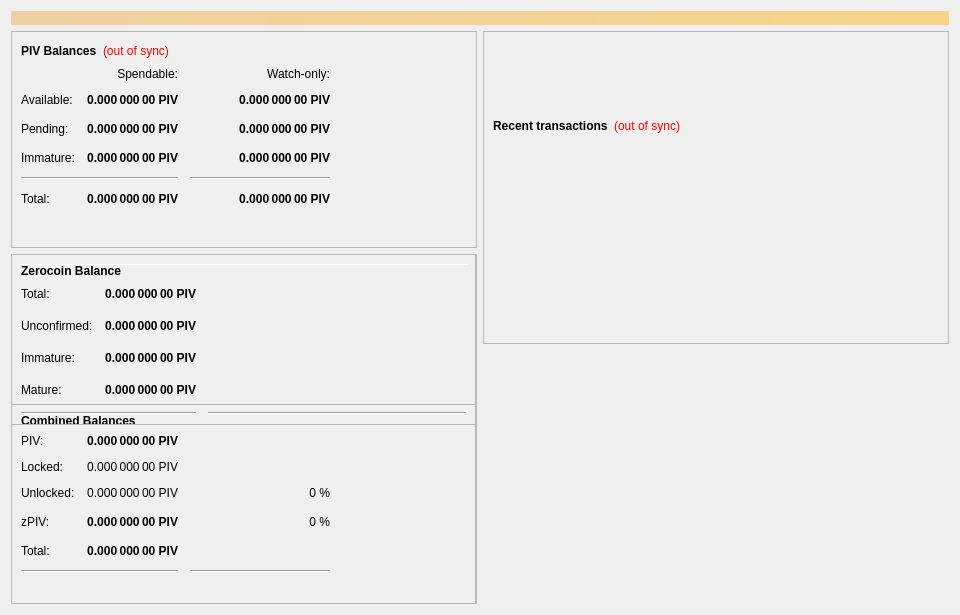
Before: the Qt Designer form src/qt/forms/overviewpage.ui in wealth-coin/TenUp, drawn with Qt 5.
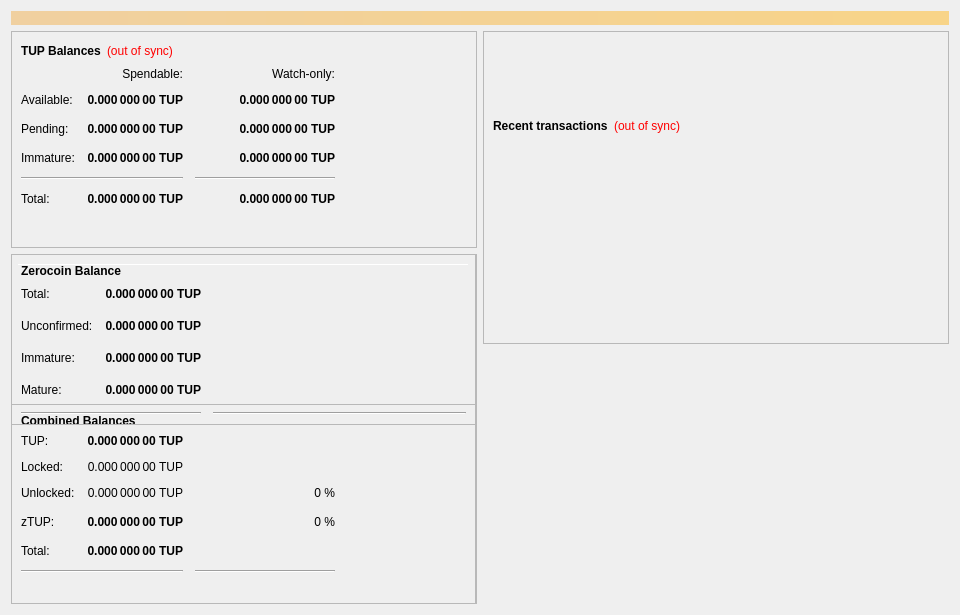
After: the same form once the commit is applied.

```diff
--- a/src/qt/forms/overviewpage.ui
+++ b/src/qt/forms/overviewpage.ui
@@ -60,7 +60,7 @@
                </font>
               </property>
               <property name="text">
-               <string>PIV Balances</string>
+               <string>TUP Balances</string>
               </property>
              </widget>
             </item>
@@ -118,7 +118,7 @@
                <string>Unconfirmed transactions to watch-only addresses</string>
               </property>
               <property name="text">
-               <string notr="true">0.000 000 00 PIV</string>
+               <string notr="true">0.000 000 00 TUP</string>
               </property>
               <property name="alignment">
                <set>Qt::AlignRight|Qt::AlignTrailing|Qt::AlignVCenter</set>
@@ -143,7 +143,7 @@
                <string>Total of transactions that have yet to be confirmed, and do not yet count toward the spendable balance</string>
               </property>
               <property name="text">
-               <string notr="true">0.000 000 00 PIV</string>
+               <string notr="true">0.000 000 00 TUP</string>
               </property>
               <property name="alignment">
                <set>Qt::AlignRight|Qt::AlignTrailing|Qt::AlignVCenter</set>
@@ -168,7 +168,7 @@
                <string>Staked or masternode rewards in watch-only addresses that has not yet matured</string>
               </property>
               <property name="text">
-               <string notr="true">0.000 000 00 PIV</string>
+               <string notr="true">0.000 000 00 TUP</string>
               </property>
               <property name="alignment">
                <set>Qt::AlignRight|Qt::AlignTrailing|Qt::AlignVCenter</set>
@@ -226,7 +226,7 @@
                <string>Staked or masternode rewards that has not yet matured</string>
               </property>
               <property name="text">
-               <string notr="true">0.000 000 00 PIV</string>
+               <string notr="true">0.000 000 00 TUP</string>
               </property>
               <property name="alignment">
                <set>Qt::AlignRight|Qt::AlignTrailing|Qt::AlignVCenter</set>
@@ -271,7 +271,7 @@
                <string>Your current total balance</string>
               </property>
               <property name="text">
-               <string notr="true">0.000 000 00 PIV</string>
+               <string notr="true">0.000 000 00 TUP</string>
               </property>
               <property name="alignment">
                <set>Qt::AlignRight|Qt::AlignTrailing|Qt::AlignVCenter</set>
@@ -296,7 +296,7 @@
                <string>Current total balance in watch-only addresses</string>
               </property>
               <property name="text">
-               <string notr="true">0.000 000 00 PIV</string>
+               <string notr="true">0.000 000 00 TUP</string>
               </property>
               <property name="alignment">
                <set>Qt::AlignRight|Qt::AlignTrailing|Qt::AlignVCenter</set>
@@ -338,7 +338,7 @@
                <string>Your current spendable balance</string>
               </property>
               <property name="text">
-               <string notr="true">0.000 000 00 PIV</string>
+               <string notr="true">0.000 000 00 TUP</string>
               </property>
               <property name="alignment">
                <set>Qt::AlignRight|Qt::AlignTrailing|Qt::AlignVCenter</set>
@@ -363,7 +363,7 @@
                <string>Your current balance in watch-only addresses</string>
               </property>
               <property name="text">
-               <string notr="true">0.000 000 00 PIV</string>
+               <string notr="true">0.000 000 00 TUP</string>
               </property>
               <property name="alignment">
                <set>Qt::AlignRight|Qt::AlignTrailing|Qt::AlignVCenter</set>
@@ -963,7 +963,7 @@
                 <string>Total of transactions that have yet to be confirmed, and do not yet count toward the spendable balance</string>
                </property>
                <property name="text">
-                <string notr="true">0.000 000 00 PIV</string>
+                <string notr="true">0.000 000 00 TUP</string>
                </property>
                <property name="alignment">
                 <set>Qt::AlignRight|Qt::AlignTrailing|Qt::AlignVCenter</set>
@@ -988,7 +988,7 @@
                 <string>Total Balance, including unconfirmed and immature coins.</string>
                </property>
                <property name="text">
-                <string notr="true">0.000 000 00 PIV</string>
+                <string notr="true">0.000 000 00 TUP</string>
                </property>
                <property name="alignment">
                 <set>Qt::AlignRight|Qt::AlignTrailing|Qt::AlignVCenter</set>
@@ -1021,7 +1021,7 @@
              <item row="1" column="0">
               <widget class="QLabel" name="labelBalanceTextz">
                <property name="text">
-                <string>PIV:</string>
+                <string>TUP:</string>
                </property>
               </widget>
              </item>
@@ -1040,7 +1040,7 @@
                 <string>Your current spendable balance</string>
                </property>
                <property name="text">
-                <string notr="true">0.000 000 00 PIV</string>
+                <string notr="true">0.000 000 00 TUP</string>
                </property>
                <property name="alignment">
                 <set>Qt::AlignRight|Qt::AlignTrailing|Qt::AlignVCenter</set>
@@ -1056,7 +1056,7 @@
                 <string/>
                </property>
                <property name="text">
-                <string>zPIV:</string>
+                <string>zTUP:</string>
                </property>
               </widget>
              </item>
@@ -1090,7 +1090,7 @@
                 <string>Locked PIV or Masternode collaterals. These are excluded from zPIV minting.</string>
                </property>
                <property name="text">
-                <string>0.000 000 00 PIV</string>
+                <string>0.000 000 00 TUP</string>
                </property>
                <property name="alignment">
                 <set>Qt::AlignRight|Qt::AlignTrailing|Qt::AlignVCenter</set>
@@ -1123,7 +1123,7 @@
                 <string>Unlocked PIVs. These can be used for zPIV minting.</string>
                </property>
                <property name="text">
-                <string>0.000 000 00 PIV</string>
+                <string>0.000 000 00 TUP</string>
                </property>
                <property name="alignment">
                 <set>Qt::AlignRight|Qt::AlignTrailing|Qt::AlignVCenter</set>
@@ -1234,7 +1234,7 @@
                 <string>All available zPIV, unconfirmed and immature zPIV included.</string>
                </property>
                <property name="text">
-                <string notr="true">0.000 000 00 PIV</string>
+                <string notr="true">0.000 000 00 TUP</string>
                </property>
                <property name="alignment">
                 <set>Qt::AlignRight|Qt::AlignTrailing|Qt::AlignVCenter</set>
@@ -1312,7 +1312,7 @@
 These zPIV are spendable.</string>
                </property>
                <property name="text">
-                <string>0.000 000 00 PIV</string>
+                <string>0.000 000 00 TUP</string>
                </property>
                <property name="alignment">
                 <set>Qt::AlignRight|Qt::AlignTrailing|Qt::AlignVCenter</set>
@@ -1343,7 +1343,7 @@
 Immature: confirmed, but less than 3 mints of the same denomination after it was minted</string>
                </property>
                <property name="text">
-                <string>0.000 000 00 PIV</string>
+                <string>0.000 000 00 TUP</string>
                </property>
                <property name="alignment">
                 <set>Qt::AlignRight|Qt::AlignTrailing|Qt::AlignVCenter</set>
@@ -1387,7 +1387,7 @@
 Immature: confirmed, but less than 3 mints of the same denomination after it was minted</string>
                </property>
                <property name="text">
-                <string>0.000 000 00 PIV</string>
+                <string>0.000 000 00 TUP</string>
                </property>
                <property name="alignment">
                 <set>Qt::AlignRight|Qt::AlignTrailing|Qt::AlignVCenter</set>
```
Left out of the diff: 18 changed lines with no effect on the pictures.
